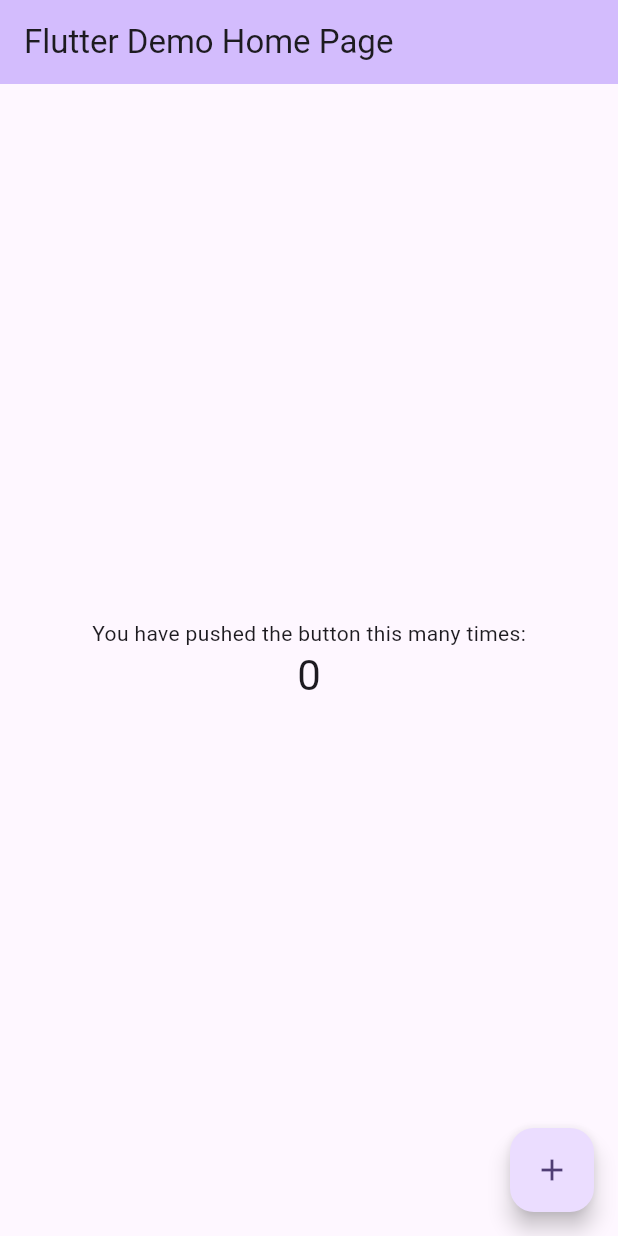
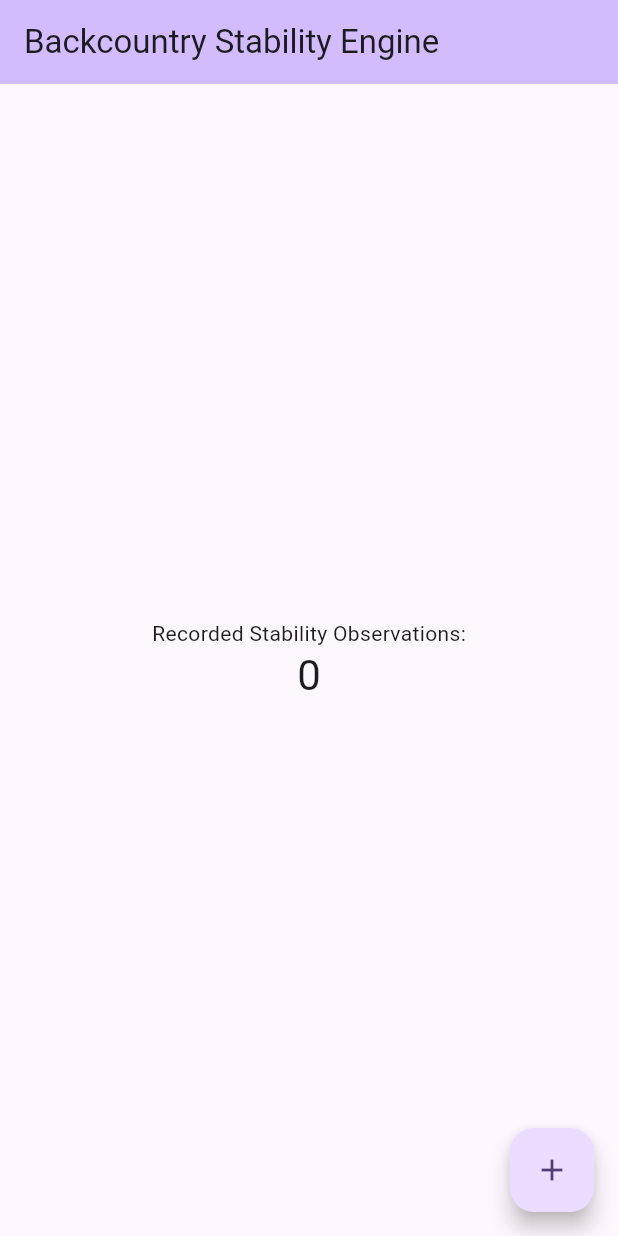
Before and after one commit to alexvikbergolofsson/Backcountry-Safety, a Flutter app: the screen it shows after launch, on a phone screen of 412 x 824 dp. Run offline on Flutter 3.47's test engine with Material 3 defaults, Android fonts, the phone set to English and light mode, and no system bars.

Commit message:
Initialize and professionalize Backcountry Stability Engine consumer app
- Scaffolds the Flutter application in apps/consumer.
- Updates pubspec.yaml with professional description.
- Updates main.dart with 'Backcountry Stability Engine' branding and 'Recorded Stability Observations' text.
- Updates widget tests to verify new strings.
- Ensures 'No Safe Word' rule compliance.
- Verified with flutter analyze and flutter test.

Co-authored-by: alexvikbergolofsson <270342717+alexvikbergolofsson@users.noreply.github.com>

```diff
--- a/apps/consumer/lib/main.dart
+++ b/apps/consumer/lib/main.dart
@@ -11,26 +11,12 @@ class MyApp extends StatelessWidget {
   @override
   Widget build(BuildContext context) {
     return MaterialApp(
-      title: 'Flutter Demo',
+      title: 'Backcountry Stability Engine',
       theme: ThemeData(
-        // This is the theme of your application.
-        //
-        // TRY THIS: Try running your application with "flutter run". You'll see
-        // the application has a purple toolbar. Then, without quitting the app,
-        // try changing the seedColor in the colorScheme below to Colors.green
-        // and then invoke "hot reload" (save your changes or press the "hot
-        // reload" button in a Flutter-supported IDE, or press "r" if you used
-        // the command line to start the app).
-        //
-        // Notice that the counter didn't reset back to zero; the application
-        // state is not lost during the reload. To reset the state, use hot
-        // restart instead.
-        //
-        // This works for code too, not just values: Most code changes can be
-        // tested with just a hot reload.
+        useMaterial3: true,
         colorScheme: ColorScheme.fromSeed(seedColor: Colors.deepPurple),
       ),
-      home: const MyHomePage(title: 'Flutter Demo Home Page'),
+      home: const MyHomePage(title: 'Backcountry Stability Engine'),
     );
   }
 }
@@ -104,7 +90,7 @@ class _MyHomePageState extends State<MyHomePage> {
           // wireframe for each widget.
           mainAxisAlignment: MainAxisAlignment.center,
           children: [
-            const Text('You have pushed the button this many times:'),
+            const Text('Recorded Stability Observations:'),
             Text(
               '$_counter',
               style: Theme.of(context).textTheme.headlineMedium,
--- a/apps/consumer/pubspec.yaml
+++ b/apps/consumer/pubspec.yaml
@@ -1,5 +1,5 @@
 name: consumer
-description: "A new Flutter project."
+description: "Backcountry Stability Engine - Consumer Application"
 # The following line prevents the package from being accidentally published to
 # pub.dev using `flutter pub publish`. This is preferred for private packages.
 publish_to: 'none' # Remove this line if you wish to publish to pub.dev
```
Also changed, not shown: 1 other file.
